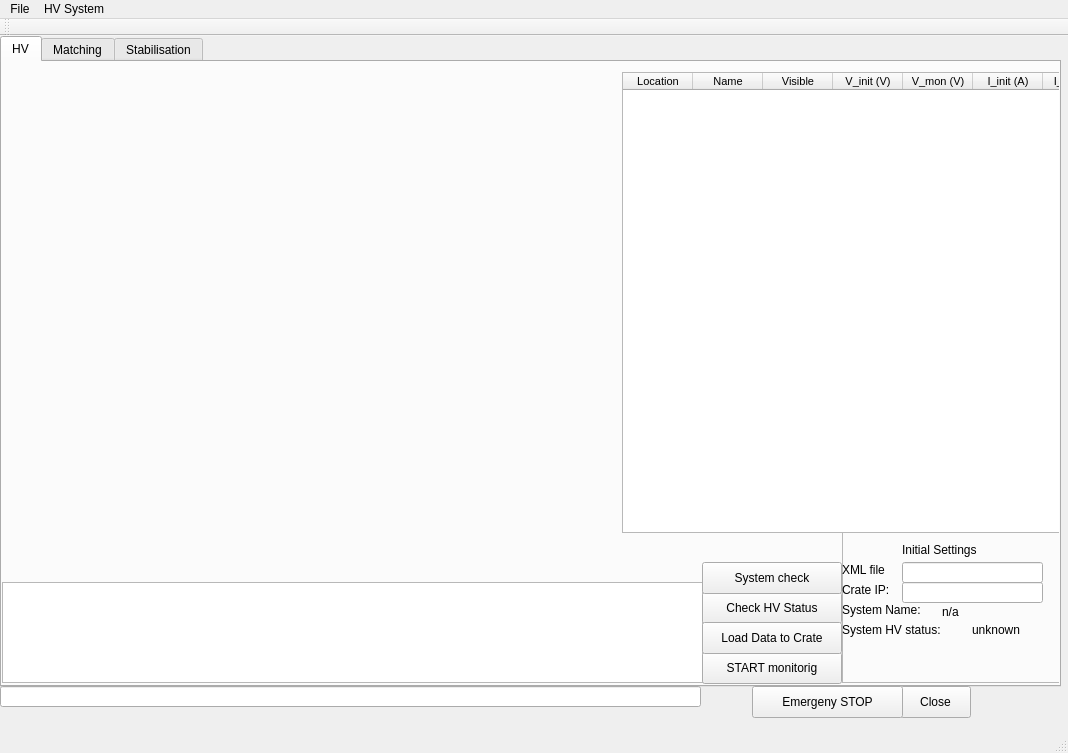
First picture: the form in HVStab/mainwindow.ui, repository sojuz151/HVStab, before the edit.
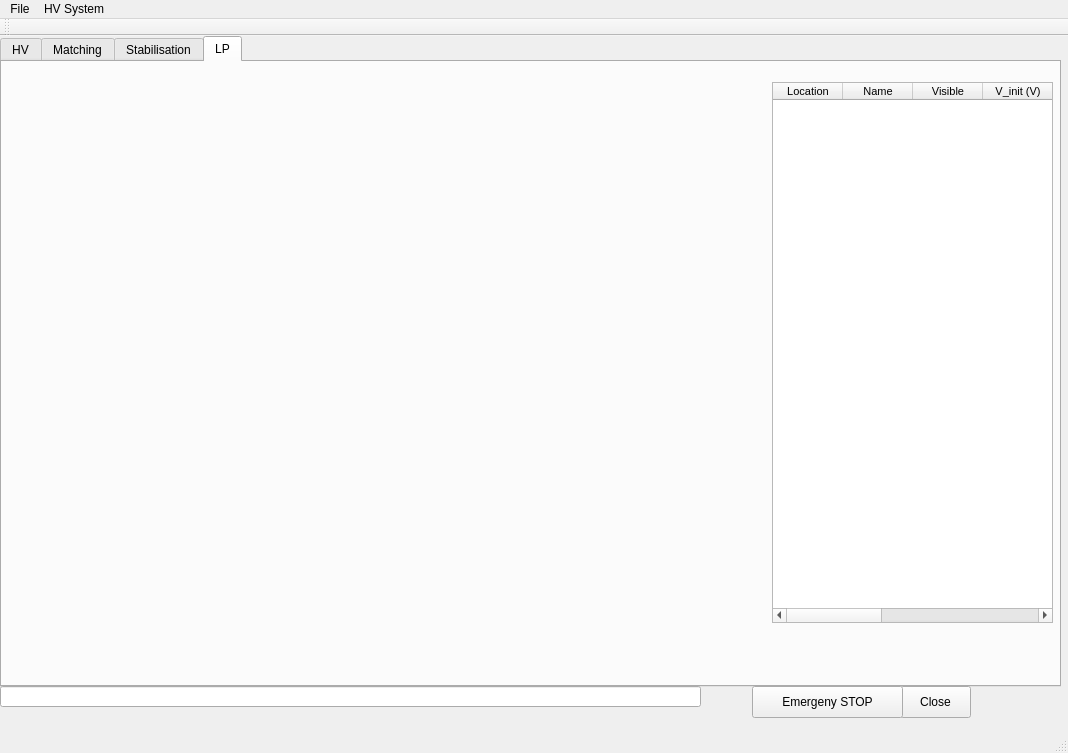
Second picture: the form after the edit. The open tabs and pages were chosen to show the change. Custom widgets are drawn as their Qt base class.

```diff
--- a/HVStab/mainwindow.ui
+++ b/HVStab/mainwindow.ui
@@ -464,6 +464,100 @@
       </property>
      </widget>
     </widget>
+    <widget class="QWidget" name="LPtab">
+     <attribute name="title">
+      <string>LP</string>
+     </attribute>
+     <widget class="QCustomPlot" name="plotLPHist" native="true">
+      <property name="enabled">
+       <bool>true</bool>
+      </property>
+      <property name="geometry">
+       <rect>
+        <x>0</x>
+        <y>20</y>
+        <width>761</width>
+        <height>541</height>
+       </rect>
+      </property>
+     </widget>
+     <widget class="QTableWidget" name="tableData_2">
+      <property name="geometry">
+       <rect>
+        <x>770</x>
+        <y>20</y>
+        <width>281</width>
+        <height>541</height>
+       </rect>
+      </property>
+      <property name="sizePolicy">
+       <sizepolicy hsizetype="Expanding" vsizetype="Expanding">
+        <horstretch>2</horstretch>
+        <verstretch>2</verstretch>
+       </sizepolicy>
+      </property>
+      <property name="font">
+       <font>
+        <pointsize>8</pointsize>
+       </font>
+      </property>
+      <property name="rowCount">
+       <number>0</number>
+      </property>
+      <property name="columnCount">
+       <number>8</number>
+      </property>
+      <attribute name="horizontalHeaderDefaultSectionSize">
+       <number>70</number>
+      </attribute>
+      <attribute name="verticalHeaderVisible">
+       <bool>false</bool>
+      </attribute>
+      <attribute name="verticalHeaderDefaultSectionSize">
+       <number>20</number>
+      </attribute>
+      <column>
+       <property name="text">
+        <string>Location</string>
+       </property>
+      </column>
+      <column>
+       <property name="text">
+        <string>Name</string>
+       </property>
+      </column>
+      <column>
+       <property name="text">
+        <string>Visible</string>
+       </property>
+      </column>
+      <column>
+       <property name="text">
+        <string>V_init (V)</string>
+       </property>
+      </column>
+      <column>
+       <property name="text">
+        <string>V_mon (V)</string>
+       </property>
+      </column>
+      <column>
+       <property name="text">
+        <string>I_init (A)</string>
+       </property>
+      </column>
+      <column>
+       <property name="text">
+        <string>I_mon (A)</string>
+       </property>
+      </column>
+      <column>
+       <property name="text">
+        <string>Status</string>
+       </property>
+      </column>
+     </widget>
+    </widget>
    </widget>
    <widget class="QPushButton" name="btn_Close">
     <property name="geometry">
```
Left out of the diff: 2 changed lines with no effect on the pictures.
